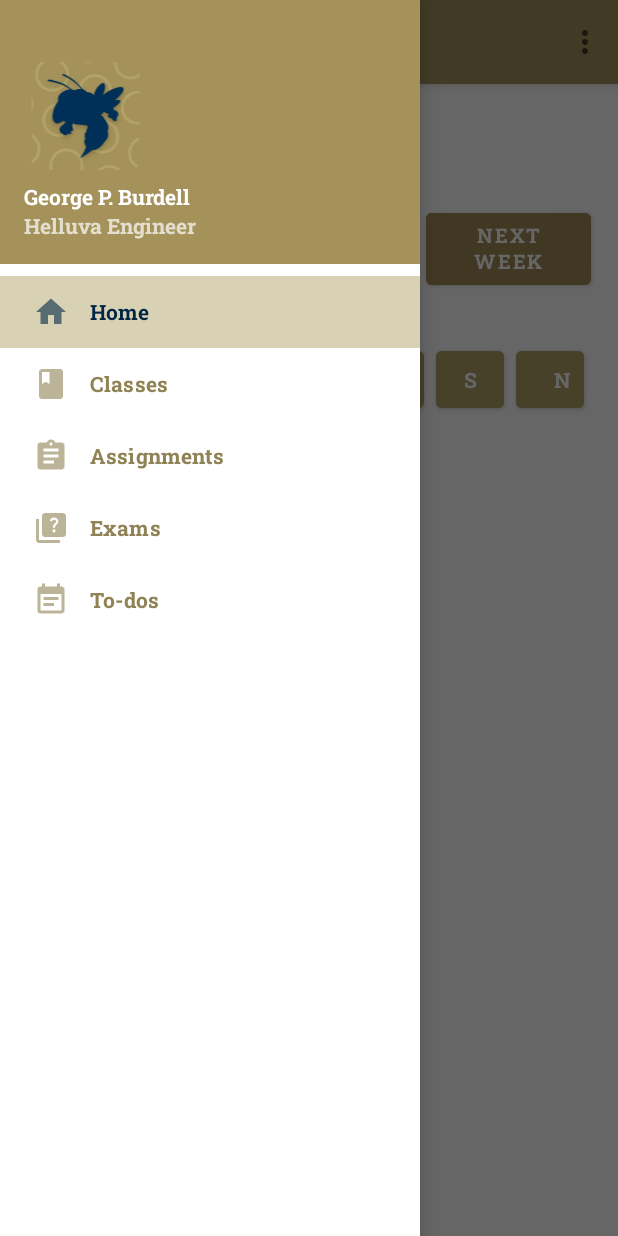
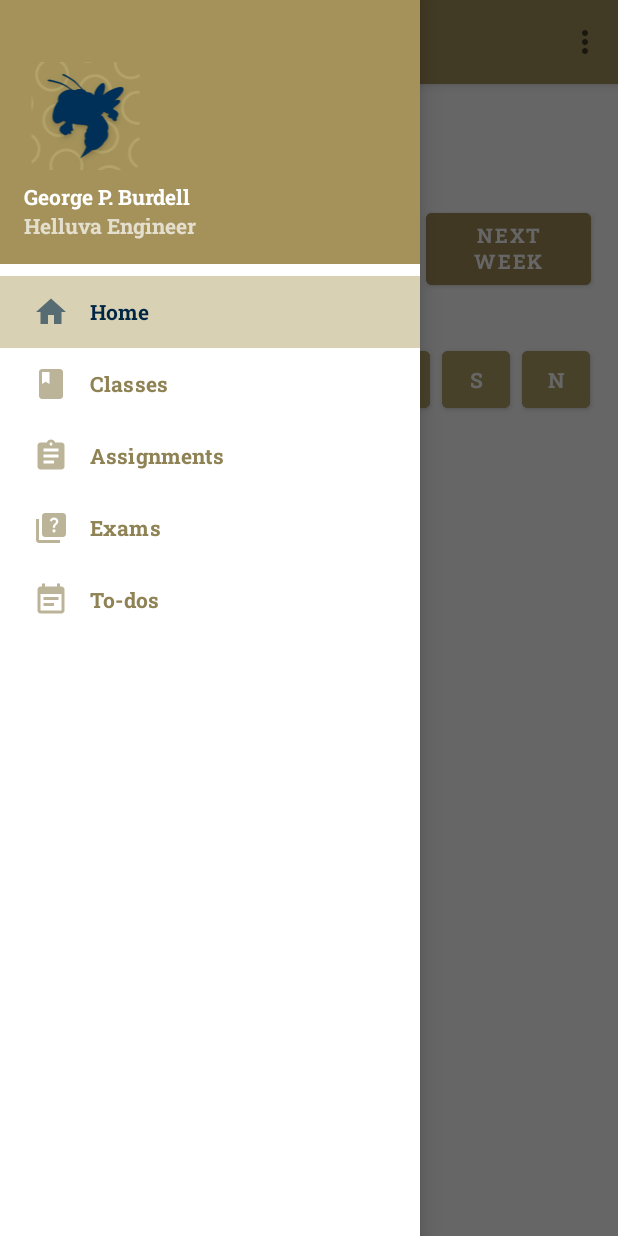
Before and after one commit to ko04/Burdells-Scheduler, an Android app: the screen it shows after launch (MainActivity), with the side drawer open, on a phone screen of 412 x 824 dp. Run offline under Robolectric (Android 15) with nearby library versions, the phone set to English and light mode, and no system bars; our stand-ins replace navigation-ui; Roboto replaces fonts that are not available here.

Commit message:
lastest formal version 1.0?

```diff
--- a/app/src/main/java/com/example/burdellsscheduler/ui/home/HomeFragment.java
+++ b/app/src/main/java/com/example/burdellsscheduler/ui/home/HomeFragment.java
@@ -103,9 +103,6 @@
             Button sat_button = view.findViewById(R.id.sat_button);
             Button sun_button = view.findViewById(R.id.sun_button);
             DisplayMetrics displayMetrics = new DisplayMetrics();
-            int screen_width = displayMetrics.widthPixels;
-            mon_button.setPadding(24, 0,0,0);
-            sun_button.setPadding(0,0,screen_width - 24,0);
             ArrayList<Button> arr = new ArrayList<>();
             arr.add(mon_button);
             arr.add(tues_button);
--- a/app/src/main/res/layout/calendar_layout.xml
+++ b/app/src/main/res/layout/calendar_layout.xml
@@ -54,7 +54,7 @@
         style="@style/NavigationView"
         android:layout_width="45dp"
         android:layout_height="50dp"
-        android:layout_marginStart="24dp"
+        android:layout_marginStart="28dp"
         android:layout_marginTop="32dp"
         android:backgroundTint="@color/dark_tech_gold"
         android:text="M"
@@ -128,7 +128,7 @@
         android:layout_height="50dp"
         android:layout_marginStart="8dp"
         android:layout_marginTop="32dp"
-        android:layout_marginEnd="24dp"
+        android:layout_marginEnd="15dp"
         android:backgroundTint="@color/dark_tech_gold"
         android:text="N"
         app:layout_constraintEnd_toEndOf="parent"
```
